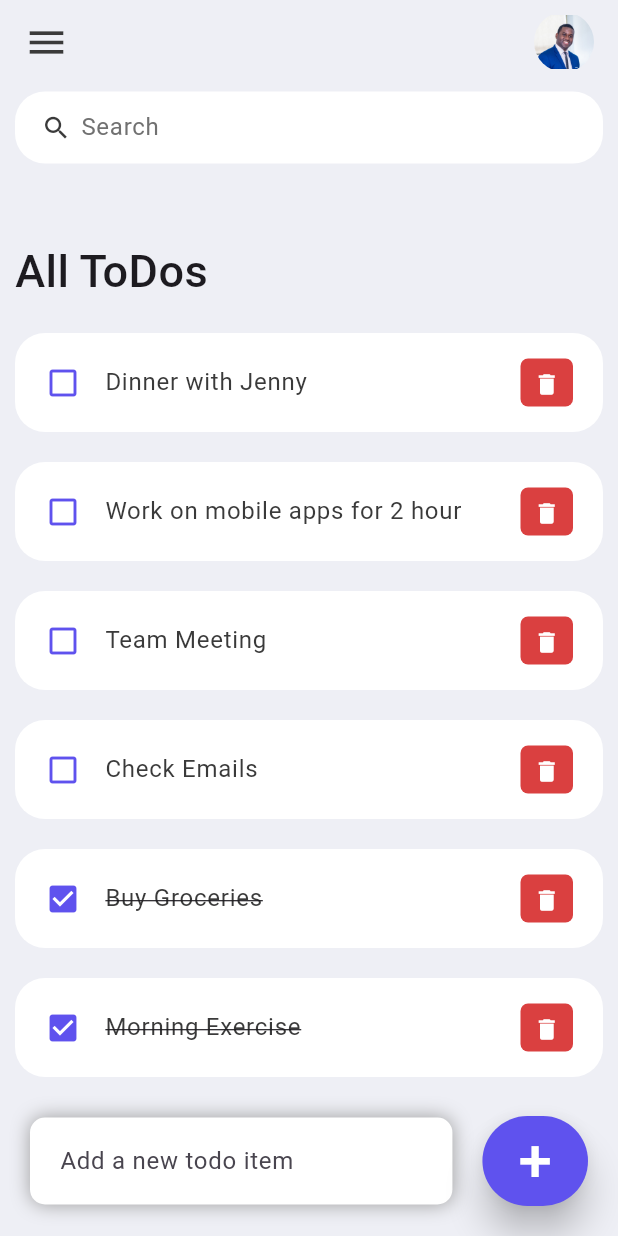
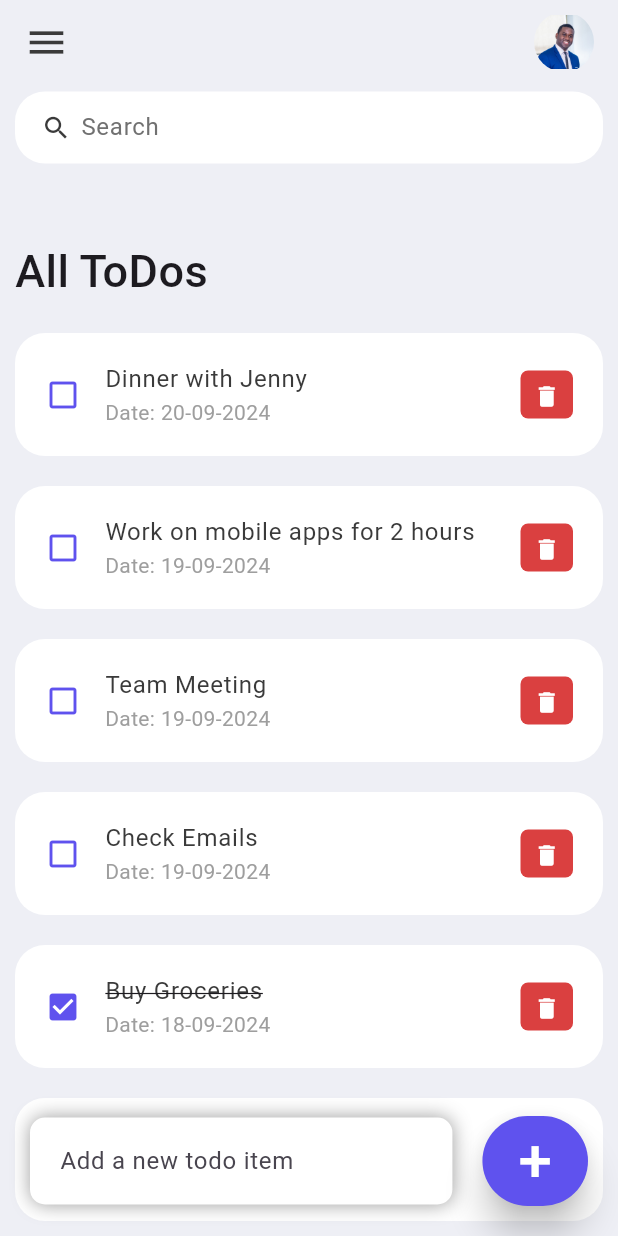
Before and after one commit to petrodesignr/flutter_app, a Flutter app: the screen it shows after launch, on a phone screen of 412 x 824 dp. Run offline on Flutter 3.47's test engine with Material 3 defaults, Android fonts, the phone set to English and light mode, and no system bars.

Commit message:
add date

```diff
--- a/lib/model/todo.dart
+++ b/lib/model/todo.dart
@@ -2,21 +2,49 @@ class ToDo {
   String? id;
   String? todoText;
   bool isDone;
+  DateTime todoDate;  // No longer nullable, defaults to current date
 
   ToDo({
     required this.id,
     required this.todoText,
     this.isDone = false,
-  });
+    DateTime? todoDate,  // Optional date parameter
+  }) : todoDate = todoDate ?? DateTime.now();  // Set to current date if not provided
 
   static List<ToDo> todoList() {
     return [
-      ToDo(id: '01', todoText: 'Morning Exercise', isDone: true ),
-      ToDo(id: '02', todoText: 'Buy Groceries', isDone: true ),
-      ToDo(id: '03', todoText: 'Check Emails', ),
-      ToDo(id: '04', todoText: 'Team Meeting', ),
-      ToDo(id: '05', todoText: 'Work on mobile apps for 2 hour', ),
-      ToDo(id: '06', todoText: 'Dinner with Jenny', ),
+      ToDo(
+        id: '01',
+        todoText: 'Morning Exercise',
+        isDone: true,
+        todoDate: DateTime(2024, 9, 18),
+      ),
+      ToDo(
+        id: '02',
+        todoText: 'Buy Groceries',
+        isDone: true,
+        todoDate: DateTime(2024, 9, 18),
+      ),
+      ToDo(
+        id: '03',
+        todoText: 'Check Emails',
+        // Date is automatically set to current date
+      ),
+      ToDo(
+        id: '04',
+        todoText: 'Team Meeting',
+        todoDate: DateTime(2024, 9, 19),
+      ),
+      ToDo(
+        id: '05',
+        todoText: 'Work on mobile apps for 2 hours',
+        todoDate: DateTime(2024, 9, 19),
+      ),
+      ToDo(
+        id: '06',
+        todoText: 'Dinner with Jenny',
+        todoDate: DateTime(2024, 9, 20),
+      ),
     ];
   }
 }
--- a/lib/widgets/todo_item.dart
+++ b/lib/widgets/todo_item.dart
@@ -1,4 +1,5 @@
 import 'package:flutter/material.dart';
+import 'package:intl/intl.dart';
 import '../model/todo.dart';
 import '../constants/colors.dart';
 
@@ -7,20 +8,22 @@ class ToDoItem extends StatelessWidget {
   final onToDoChanged;
   final onDeleteItem;
 
-  const ToDoItem(
-      {Key? key,
-        required this.todo,
-        required this.onToDoChanged,
-        required this.onDeleteItem,})
-      : super(key: key);
+  const ToDoItem({
+    Key? key,
+    required this.todo,
+    required this.onToDoChanged,
+    required this.onDeleteItem,
+  }) : super(key: key);
 
   @override
   Widget build(BuildContext context) {
+    // Format the date to dd-MM-yyyy
+    String formattedDate = DateFormat('dd-MM-yyyy').format(todo.todoDate);
+
     return Container(
       margin: EdgeInsets.only(bottom: 20),
       child: ListTile(
         onTap: () {
-          //print('clicked on todo item');
           onToDoChanged(todo);
         },
         shape: RoundedRectangleBorder(
@@ -40,6 +43,11 @@ class ToDoItem extends StatelessWidget {
             decoration: todo.isDone ? TextDecoration.lineThrough : null,
           ),
         ),
+        subtitle: Text('Date: $formattedDate', // Display the formatted date
+            style: TextStyle(
+              fontSize: 14,
+              color: Colors.grey,
+            )),
         trailing: Container(
           padding: EdgeInsets.all(0),
           margin: EdgeInsets.symmetric(vertical: 12),
@@ -54,7 +62,6 @@ class ToDoItem extends StatelessWidget {
             iconSize: 18,
             icon: Icon(Icons.delete),
             onPressed: () {
-              //print('Clicked on delete icon');
               onDeleteItem(todo.id);
             },
           ),
--- a/pubspec.yaml
+++ b/pubspec.yaml
@@ -35,6 +35,8 @@ dependencies:
   # The following adds the Cupertino Icons font to your application.
   # Use with the CupertinoIcons class for iOS style icons.
   cupertino_icons: ^1.0.8
+  http: ^1.2.2
+  intl: ^0.17.0
 
 dev_dependencies:
   flutter_test:
```
Also changed, not shown: pubspec.lock, 1 other file.
